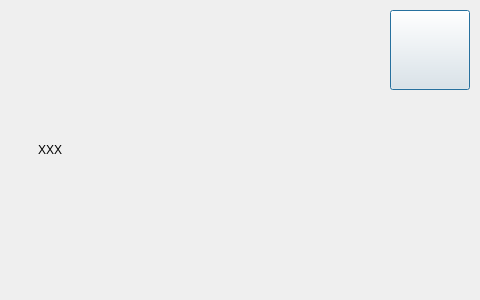
The window that src/XMusic/msgbox.ui (1028417/XMusic) describes before a commit, drawn with Qt 5; both pictures show x 320 to 800 and y 0 to 300 of the 800 by 300 pixel window.
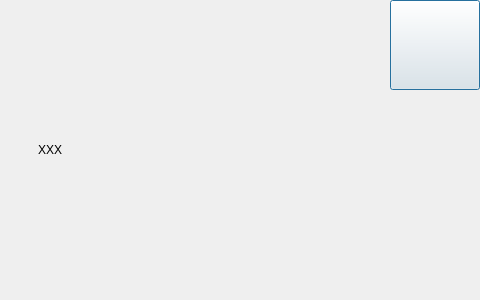
The same window after the commit. Icons and pictures are not drawn. Custom widgets are drawn as their Qt base class.

The edit to the form file:
```diff
--- a/src/XMusic/msgbox.ui
+++ b/src/XMusic/msgbox.ui
@@ -33,9 +33,9 @@
    <property name="geometry">
     <rect>
      <x>710</x>
-     <y>10</y>
-     <width>80</width>
-     <height>80</height>
+     <y>0</y>
+     <width>90</width>
+     <height>90</height>
     </rect>
    </property>
    <property name="autoFillBackground">
```
